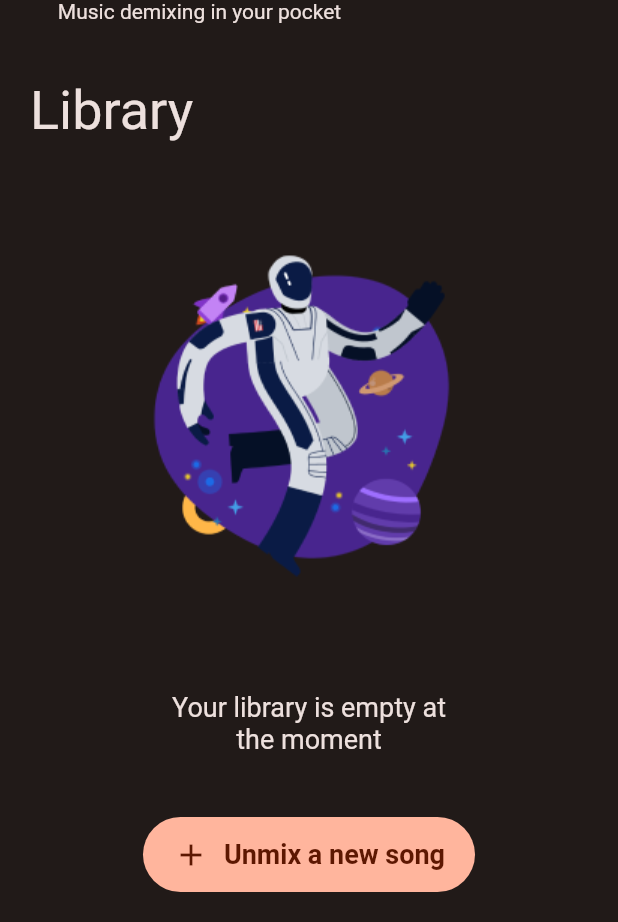
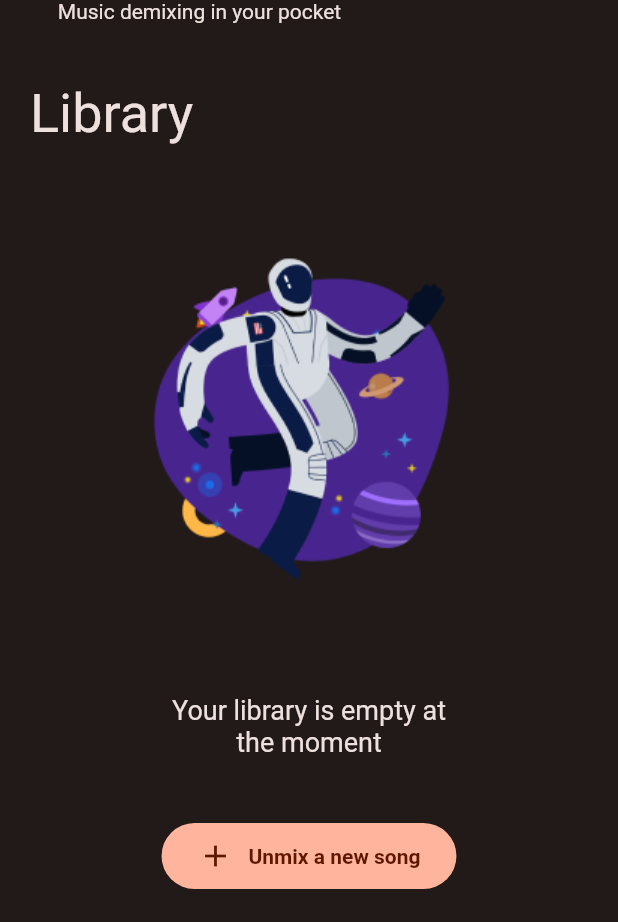
Before and after one commit to demixr/demixr-app, a Flutter app: the screen it shows after launch, on a phone screen of 412 x 824 dp, the part 314-1236 px from its top. Run offline on Flutter 3.47's test engine with Material 2 defaults, Android fonts, the light colour scheme and no system bars.

Commit message:
Update button component

```diff
--- a/lib/components/buttons.dart
+++ b/lib/components/buttons.dart
@@ -5,23 +5,31 @@ class Button extends StatelessWidget {
   final Color color;
   final Color textColor;
   final String text;
+  final double textSize;
   final Widget? icon;
   final double radius;
+  final EdgeInsets padding;
+  final VoidCallback? onPressed;
 
-  const Button(this.text,
-      {Key? key,
-      this.color = ColorPalette.primary,
-      this.textColor = ColorPalette.onPrimary,
-      this.icon,
-      this.radius = 100})
-      : super(key: key);
+  const Button(
+    this.text, {
+    Key? key,
+    this.color = ColorPalette.primary,
+    this.textColor = ColorPalette.onPrimary,
+    this.textSize = 14,
+    this.icon,
+    this.radius = 100,
+    this.padding =
+        const EdgeInsets.only(left: 24, top: 10, right: 24, bottom: 10),
+    this.onPressed,
+  }) : super(key: key);
 
   @override
   Widget build(BuildContext context) {
     final style = TextButton.styleFrom(
       backgroundColor: color,
-      minimumSize: const Size(75, 50),
-      padding: const EdgeInsets.only(left: 20, top: 12, right: 20, bottom: 12),
+      minimumSize: const Size(75, 40),
+      padding: padding,
       shape: RoundedRectangleBorder(
         borderRadius: BorderRadius.all(Radius.circular(radius)),
       ),
@@ -31,7 +39,7 @@ class Button extends StatelessWidget {
       style: TextStyle(
         color: textColor,
         fontWeight: FontWeight.w700,
-        fontSize: 18,
+        fontSize: textSize,
       ),
     );
 
@@ -39,10 +47,11 @@ class Button extends StatelessWidget {
     final buttonChildren =
         icon != null ? [icon!, space, textWidget] : [textWidget];
     final buttonContent = Row(
-      mainAxisAlignment: MainAxisAlignment.spaceBetween,
+      mainAxisAlignment: MainAxisAlignment.center,
+      mainAxisSize: MainAxisSize.min,
       children: buttonChildren,
     );
 
-    return TextButton(style: style, onPressed: () {}, child: buttonContent);
+    return TextButton(style: style, onPressed: onPressed, child: buttonContent);
   }
 }
```
